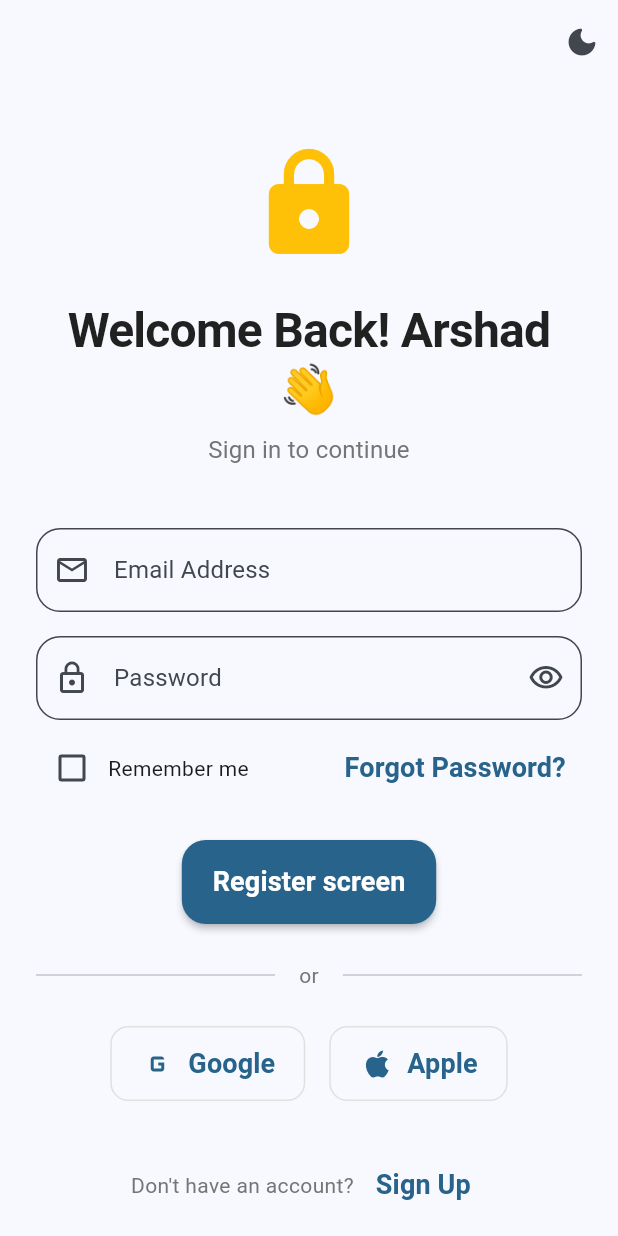
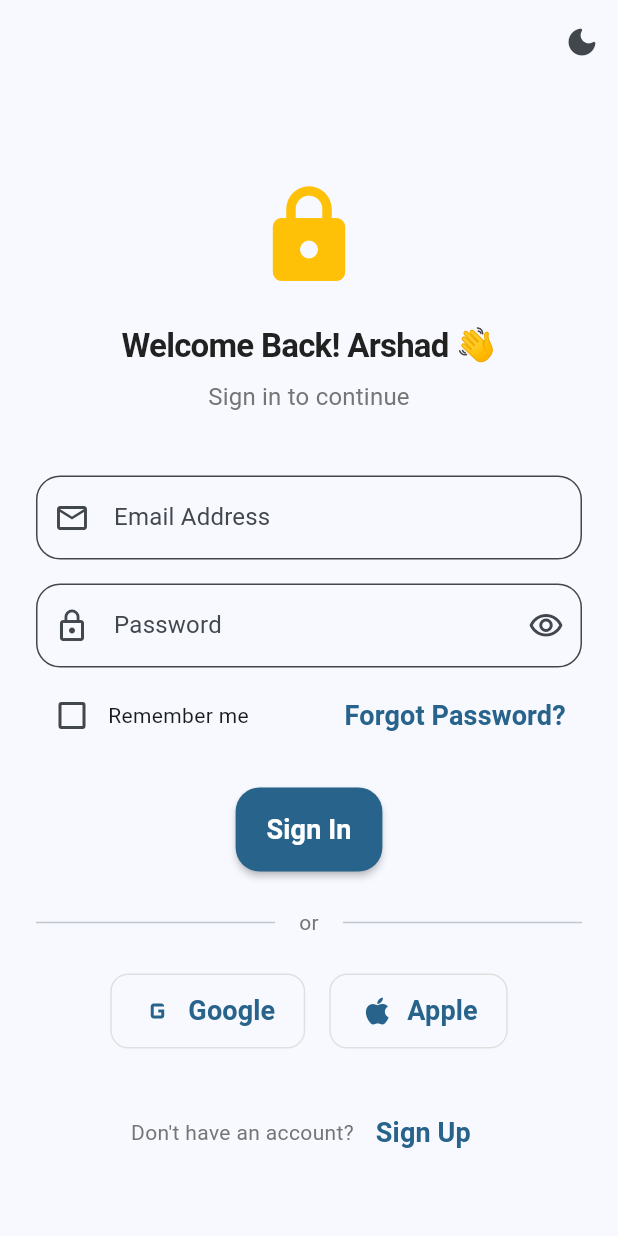
Before and after one commit to Arshad-ullah/action_github_testing, a Flutter app: the screen it shows after launch, on a phone screen of 412 x 824 dp. Run offline on Flutter 3.47's test engine with Material 3 defaults, Android fonts, the phone set to English and light mode, and no system bars.

Commit message:
changes done

```diff
--- a/lib/login_screen.dart
+++ b/lib/login_screen.dart
@@ -31,10 +31,9 @@ class _LoginScreenState extends State<LoginScreen> {
 
     try {
       // TODO: Replace with your actual authentication logic
-      await Future.delayed(const Duration(seconds: 2)); // Simulate API call
+      await Future.delayed(const Duration(seconds: 2));
 
       if (mounted) {
-        // Navigate to home screen on success
         Navigator.pushReplacementNamed(context, '/home');
 
         ScaffoldMessenger.of(context).showSnackBar(
@@ -62,7 +61,6 @@ class _LoginScreenState extends State<LoginScreen> {
 
   @override
   Widget build(BuildContext context) {
-    final size = MediaQuery.of(context).size;
     final isDark = Theme.of(context).brightness == Brightness.dark;
 
     return Scaffold(
@@ -86,20 +84,125 @@ class _LoginScreenState extends State<LoginScreen> {
       ),
       backgroundColor: Theme.of(context).colorScheme.surface,
       body: SafeArea(
+        child: LayoutBuilder(
+          builder: (context, constraints) {
+            final isWeb = constraints.maxWidth > 600;
+
+            return Center(
+              child: SingleChildScrollView(
+                padding: EdgeInsets.symmetric(
+                  horizontal: isWeb ? constraints.maxWidth * 0.1 : 24.0,
+                  vertical: 24,
+                ),
                 child: Center(
-          child: SingleChildScrollView(
-            padding: const EdgeInsets.symmetric(horizontal: 24.0),
                   child: ConstrainedBox(
-              constraints: BoxConstraints(minHeight: size.height - 100),
-              child: Column(
+                    constraints: const BoxConstraints(maxWidth: 480),
+                    child: isWeb
+                        ? _WebCard(
+                            isDark: isDark,
+                            child: _FormContent(
+                              formKey: _formKey,
+                              emailController: _emailController,
+                              passwordController: _passwordController,
+                              isLoading: _isLoading,
+                              obscurePassword: _obscurePassword,
+                              rememberMe: _rememberMe,
+                              isDark: isDark,
+                              onToggleObscure: () => setState(
+                                () => _obscurePassword = !_obscurePassword,
+                              ),
+                              onToggleRemember: (v) =>
+                                  setState(() => _rememberMe = v ?? false),
+                              onLogin: _isLoading ? null : _handleLogin,
+                            ),
+                          )
+                        : _FormContent(
+                            formKey: _formKey,
+                            emailController: _emailController,
+                            passwordController: _passwordController,
+                            isLoading: _isLoading,
+                            obscurePassword: _obscurePassword,
+                            rememberMe: _rememberMe,
+                            isDark: isDark,
+                            onToggleObscure: () => setState(
+                              () => _obscurePassword = !_obscurePassword,
+                            ),
+                            onToggleRemember: (v) =>
+                                setState(() => _rememberMe = v ?? false),
+                            onLogin: _isLoading ? null : _handleLogin,
+                          ),
+                  ),
+                ),
+              ),
+            );
+          },
+        ),
+      ),
+    );
+  }
+}
+
+/// Card wrapper shown only on web (wide screens)
+class _WebCard extends StatelessWidget {
+  final Widget child;
+  final bool isDark;
+
+  const _WebCard({required this.child, required this.isDark});
+
+  @override
+  Widget build(BuildContext context) {
+    return Card(
+      elevation: 8,
+      shadowColor: Colors.black26,
+      shape: RoundedRectangleBorder(borderRadius: BorderRadius.circular(24)),
+      child: Padding(padding: const EdgeInsets.all(40), child: child),
+    );
+  }
+}
+
+/// Shared form content (used on both mobile and web)
+class _FormContent extends StatelessWidget {
+  final GlobalKey<FormState> formKey;
+  final TextEditingController emailController;
+  final TextEditingController passwordController;
+  final bool isLoading;
+  final bool obscurePassword;
+  final bool rememberMe;
+  final bool isDark;
+  final VoidCallback onToggleObscure;
+  final ValueChanged<bool?> onToggleRemember;
+  final VoidCallback? onLogin;
+
+  const _FormContent({
+    required this.formKey,
+    required this.emailController,
+    required this.passwordController,
+    required this.isLoading,
+    required this.obscurePassword,
+    required this.rememberMe,
+    required this.isDark,
+    required this.onToggleObscure,
+    required this.onToggleRemember,
+    required this.onLogin,
+  });
+
+  @override
+  Widget build(BuildContext context) {
+    return LayoutBuilder(
+      builder: (context, constraints) {
+        final isWeb = constraints.maxWidth > 400;
+        final iconSize = isWeb ? 88.0 : 72.0;
+        final titleFontSize = isWeb ? 26.0 : 22.0;
+
+        return Column(
           mainAxisAlignment: MainAxisAlignment.center,
           crossAxisAlignment: CrossAxisAlignment.stretch,
           children: [
-                  // 👋 Welcome Header
-                  const SizedBox(height: 40),
+            // Header
+            SizedBox(height: isWeb ? 8 : 40),
             Icon(
               Icons.lock_rounded,
-                    size: 80,
+              size: iconSize,
               color: Theme.of(context).colorScheme.secondary,
             ),
             const SizedBox(height: 24),
@@ -108,6 +211,7 @@ class _LoginScreenState extends State<LoginScreen> {
               textAlign: TextAlign.center,
               style: Theme.of(context).textTheme.headlineLarge?.copyWith(
                 fontWeight: FontWeight.bold,
+                fontSize: titleFontSize,
                 color: isDark ? Colors.white : Colors.grey[900],
               ),
             ),
@@ -115,23 +219,22 @@ class _LoginScreenState extends State<LoginScreen> {
             Text(
               'Sign in to continue',
               textAlign: TextAlign.center,
-
               style: Theme.of(context).textTheme.bodyLarge?.copyWith(
                 color: isDark ? Colors.grey[400] : Colors.grey[600],
               ),
             ),
             const SizedBox(height: 40),
 
-                  // 📝 Login Form
+            // Form
             Form(
-                    key: _formKey,
+              key: formKey,
               child: Column(
                 children: [
-                        // Email Field
+                  // Email
                   TextFormField(
-                          controller: _emailController,
+                    controller: emailController,
                     keyboardType: TextInputType.emailAddress,
-                          enabled: !_isLoading,
+                    enabled: !isLoading,
                     decoration: InputDecoration(
                       labelText: 'Email Address',
                       hintText: 'you@example.com',
@@ -156,24 +259,22 @@ class _LoginScreenState extends State<LoginScreen> {
                   ),
                   const SizedBox(height: 16),
 
-                        // Password Field
+                  // Password
                   TextFormField(
-                          controller: _passwordController,
-                          obscureText: _obscurePassword,
-                          enabled: !_isLoading,
+                    controller: passwordController,
+                    obscureText: obscurePassword,
+                    enabled: !isLoading,
                     decoration: InputDecoration(
                       labelText: 'Password',
                       hintText: '••••••••',
                       prefixIcon: const Icon(Icons.lock_outline),
                       suffixIcon: IconButton(
                         icon: Icon(
-                                _obscurePassword
+                          obscurePassword
                               ? Icons.visibility_outlined
                               : Icons.visibility_off_outlined,
                         ),
-                              onPressed: () => setState(
-                                () => _obscurePassword = !_obscurePassword,
-                              ),
+                        onPressed: onToggleObscure,
                       ),
                       border: OutlineInputBorder(
                         borderRadius: BorderRadius.circular(16),
@@ -200,21 +301,15 @@ class _LoginScreenState extends State<LoginScreen> {
                       Row(
                         children: [
                           Checkbox(
-                                  value: _rememberMe,
-                                  activeColor: Theme.of(
-                                    context,
-                                  ).colorScheme.primary,
-                                  onChanged: _isLoading
-                                      ? null
-                                      : (value) => setState(
-                                          () => _rememberMe = value ?? false,
-                                        ),
+                            value: rememberMe,
+                            activeColor: Theme.of(context).colorScheme.primary,
+                            onChanged: isLoading ? null : onToggleRemember,
                           ),
                           const Text('Remember me'),
                         ],
                       ),
                       TextButton(
-                              onPressed: _isLoading
+                        onPressed: isLoading
                             ? null
                             : () {
                                 // TODO: Navigate to forgot password
@@ -229,11 +324,9 @@ class _LoginScreenState extends State<LoginScreen> {
                   SizedBox(
                     height: 56,
                     child: ElevatedButton(
-                            onPressed: _isLoading ? null : _handleLogin,
+                      onPressed: onLogin,
                       style: ElevatedButton.styleFrom(
-                              backgroundColor: Theme.of(
-                                context,
-                              ).colorScheme.primary,
+                        backgroundColor: Theme.of(context).colorScheme.primary,
                         foregroundColor: Theme.of(
                           context,
                         ).colorScheme.onPrimary,
@@ -242,7 +335,7 @@ class _LoginScreenState extends State<LoginScreen> {
                         ),
                         elevation: 2,
                       ),
-                            child: _isLoading
+                      child: isLoading
                           ? const SizedBox(
                               height: 24,
                               width: 24,
@@ -252,7 +345,7 @@ class _LoginScreenState extends State<LoginScreen> {
                               ),
                             )
                           : const Text(
-                                    'Register screen',
+                              'Sign In',
                               style: TextStyle(
                                 fontSize: 18,
                                 fontWeight: FontWeight.w600,
@@ -266,7 +359,7 @@ class _LoginScreenState extends State<LoginScreen> {
 
             const SizedBox(height: 24),
 
-                  // Divider with "Or continue with"
+            // Divider
             Row(
               children: [
                 const Expanded(child: Divider()),
@@ -284,24 +377,25 @@ class _LoginScreenState extends State<LoginScreen> {
             ),
             const SizedBox(height: 24),
 
-                  // Social Login Buttons
-                  Row(
-                    mainAxisAlignment: MainAxisAlignment.center,
+            // Social Buttons — Wrap handles overflow on narrow screens
+            Wrap(
+              spacing: 16,
+              runSpacing: 12,
+              alignment: WrapAlignment.center,
               children: [
                 _SocialButton(
                   icon: Icons.g_mobiledata,
                   label: 'Google',
-                        onPressed: _isLoading
+                  onPressed: isLoading
                       ? null
                       : () {
                           // TODO: Implement Google Sign-In
                         },
                 ),
-                      const SizedBox(width: 16),
                 _SocialButton(
                   icon: Icons.apple,
                   label: 'Apple',
-                        onPressed: _isLoading
+                  onPressed: isLoading
                       ? null
                       : () {
                           // TODO: Implement Apple Sign-In
@@ -326,7 +420,6 @@ class _LoginScreenState extends State<LoginScreen> {
                   onPressed: () {
                     handleStatus(400);
                   },
-
                   child: const Text(
                     'Sign Up',
                     style: TextStyle(fontWeight: FontWeight.bold),
@@ -334,18 +427,15 @@ class _LoginScreenState extends State<LoginScreen> {
                 ),
               ],
             ),
-                  const SizedBox(height: 20),
+            SizedBox(height: isWeb ? 8 : 20),
           ],
-              ),
-            ),
-          ),
-        ),
-      ),
+        );
+      },
     );
   }
 }
 
-// 🎨 Reusable Social Button Widget
+// Reusable Social Button Widget
 class _SocialButton extends StatelessWidget {
   final IconData icon;
   final String label;
```
Lines whose indentation alone changed are shown as unchanged.
